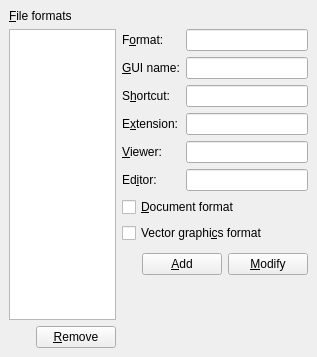
First picture: the form in src/frontends/qt4/ui/QPrefFileformatsUi.ui, repository cburschka/lyx, before the edit.
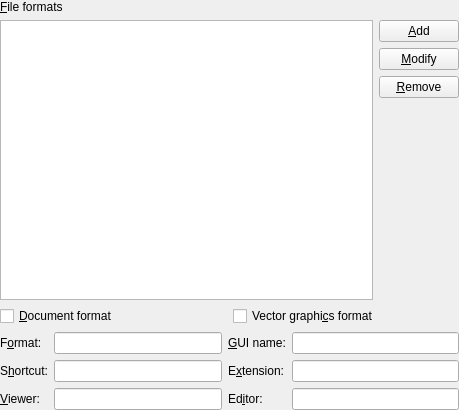
Second picture: the form after the edit.

Commit message: Reorganize dialogs along lines suggested by Abdel to give more room to line edit boxes.

```diff
--- a/src/frontends/qt4/ui/QPrefFileformatsUi.ui
+++ b/src/frontends/qt4/ui/QPrefFileformatsUi.ui
@@ -8,168 +8,21 @@
    <rect>
     <x>0</x>
     <y>0</y>
-    <width>317</width>
-    <height>357</height>
+    <width>459</width>
+    <height>410</height>
    </rect>
   </property>
   <property name="windowTitle" >
    <string/>
   </property>
-  <layout class="QGridLayout" >
+  <layout class="QVBoxLayout" >
    <property name="margin" >
-    <number>9</number>
+    <number>0</number>
    </property>
    <property name="spacing" >
     <number>6</number>
    </property>
-   <item rowspan="5" row="1" column="0" >
-    <widget class="QListWidget" name="formatsLW" />
-   </item>
-   <item row="6" column="0" >
-    <layout class="QHBoxLayout" >
-     <property name="margin" >
-      <number>0</number>
-     </property>
-     <property name="spacing" >
-      <number>6</number>
-     </property>
-     <item>
-      <spacer>
-       <property name="orientation" >
-        <enum>Qt::Horizontal</enum>
-       </property>
-       <property name="sizeHint" >
-        <size>
-         <width>40</width>
-         <height>20</height>
-        </size>
-       </property>
-      </spacer>
-     </item>
-     <item>
-      <widget class="QPushButton" name="formatRemovePB" >
-       <property name="text" >
-        <string>&amp;Remove</string>
-       </property>
-      </widget>
-     </item>
-    </layout>
-   </item>
-   <item row="1" column="1" >
-    <layout class="QGridLayout" >
-     <property name="margin" >
-      <number>0</number>
-     </property>
-     <property name="spacing" >
-      <number>6</number>
-     </property>
-     <item row="4" column="1" >
-      <widget class="QLineEdit" name="viewerED" />
-     </item>
-     <item row="5" column="0" >
-      <widget class="QLabel" name="editorLA" >
-       <property name="text" >
-        <string>Ed&amp;itor:</string>
-       </property>
-       <property name="buddy" >
-        <cstring>editorED</cstring>
-       </property>
-      </widget>
-     </item>
-     <item row="1" column="0" >
-      <widget class="QLabel" name="guiNameLA" >
-       <property name="text" >
-        <string>&amp;GUI name:</string>
-       </property>
-       <property name="buddy" >
-        <cstring>guiNameED</cstring>
-       </property>
-      </widget>
-     </item>
-     <item row="0" column="1" >
-      <widget class="QLineEdit" name="formatED" />
-     </item>
-     <item row="2" column="1" >
-      <widget class="QLineEdit" name="shortcutED" />
-     </item>
-     <item row="3" column="0" >
-      <widget class="QLabel" name="extensionLA" >
-       <property name="text" >
-        <string>E&amp;xtension:</string>
-       </property>
-       <property name="buddy" >
-        <cstring>extensionED</cstring>
-       </property>
-      </widget>
-     </item>
-     <item row="2" column="0" >
-      <widget class="QLabel" name="shortcutLA" >
-       <property name="text" >
-        <string>S&amp;hortcut:</string>
-       </property>
-       <property name="buddy" >
-        <cstring>shortcutED</cstring>
-       </property>
-      </widget>
-     </item>
-     <item row="0" column="0" >
-      <widget class="QLabel" name="formatLA" >
-       <property name="text" >
-        <string>F&amp;ormat:</string>
-       </property>
-       <property name="buddy" >
-        <cstring>formatED</cstring>
-       </property>
-      </widget>
-     </item>
-     <item row="3" column="1" >
-      <widget class="QLineEdit" name="extensionED" />
-     </item>
-     <item row="1" column="1" >
-      <widget class="QLineEdit" name="guiNameED" />
-     </item>
-     <item row="4" column="0" >
-      <widget class="QLabel" name="viewerLA" >
-       <property name="text" >
-        <string>&amp;Viewer:</string>
-       </property>
-       <property name="buddy" >
-        <cstring>viewerED</cstring>
-       </property>
-      </widget>
-     </item>
-     <item row="5" column="1" >
-      <widget class="QLineEdit" name="editorED" />
-     </item>
-    </layout>
-   </item>
-   <item row="3" column="1" >
-    <widget class="QCheckBox" name="vectorCB" >
-     <property name="enabled" >
-      <bool>true</bool>
-     </property>
-     <property name="toolTip" >
-      <string>Tell whether this format can contain vector graphics.</string>
-     </property>
-     <property name="text" >
-      <string>Vector graphi&amp;cs format</string>
-     </property>
-    </widget>
-   </item>
-   <item row="2" column="1" >
-    <widget class="QCheckBox" name="documentCB" >
-     <property name="enabled" >
-      <bool>true</bool>
-     </property>
-     <property name="toolTip" >
-      <string>Tell whether this format is a document format. A document cannot be exported to or viewed in a non-document format.</string>
-     </property>
-     <property name="text" >
-      <string>&amp;Document format</string>
-     </property>
-    </widget>
-   </item>
-   <item row="0" column="0" >
+   <item>
     <widget class="QLabel" name="formatsLA" >
      <property name="text" >
       <string>&amp;File formats</string>
@@ -179,23 +32,7 @@
      </property>
     </widget>
    </item>
-   <item row="5" column="1" >
-    <spacer>
-     <property name="orientation" >
-      <enum>Qt::Vertical</enum>
-     </property>
-     <property name="sizeType" >
-      <enum>QSizePolicy::Expanding</enum>
-     </property>
-     <property name="sizeHint" >
-      <size>
-       <width>129</width>
-       <height>16</height>
-      </size>
-     </property>
-    </spacer>
-   </item>
-   <item row="4" column="1" >
+   <item>
     <layout class="QHBoxLayout" >
      <property name="margin" >
       <number>0</number>
@@ -204,49 +41,205 @@
       <number>6</number>
      </property>
      <item>
-      <spacer>
-       <property name="orientation" >
-        <enum>Qt::Horizontal</enum>
+      <widget class="QListWidget" name="formatsLW" />
+     </item>
+     <item>
+      <layout class="QVBoxLayout" >
+       <property name="margin" >
+        <number>0</number>
        </property>
-       <property name="sizeType" >
-        <enum>QSizePolicy::MinimumExpanding</enum>
+       <property name="spacing" >
+        <number>6</number>
        </property>
-       <property name="sizeHint" >
-        <size>
-         <width>20</width>
-         <height>31</height>
-        </size>
-       </property>
-      </spacer>
+       <item>
+        <widget class="QPushButton" name="formatNewPB" >
+         <property name="text" >
+          <string>&amp;Add</string>
+         </property>
+        </widget>
+       </item>
+       <item>
+        <widget class="QPushButton" name="formatModifyPB" >
+         <property name="text" >
+          <string>&amp;Modify</string>
+         </property>
+        </widget>
+       </item>
+       <item>
+        <widget class="QPushButton" name="formatRemovePB" >
+         <property name="text" >
+          <string>&amp;Remove</string>
+         </property>
+        </widget>
+       </item>
+       <item>
+        <spacer>
+         <property name="orientation" >
+          <enum>Qt::Vertical</enum>
+         </property>
+         <property name="sizeHint" >
+          <size>
+           <width>20</width>
+           <height>40</height>
+          </size>
+         </property>
+        </spacer>
+       </item>
+      </layout>
      </item>
+    </layout>
+   </item>
+   <item>
+    <layout class="QHBoxLayout" >
+     <property name="margin" >
+      <number>0</number>
+     </property>
+     <property name="spacing" >
+      <number>6</number>
+     </property>
      <item>
-      <widget class="QPushButton" name="formatNewPB" >
+      <widget class="QCheckBox" name="documentCB" >
        <property name="text" >
-        <string>&amp;Add</string>
+        <string>&amp;Document format</string>
        </property>
       </widget>
      </item>
      <item>
-      <widget class="QPushButton" name="formatModifyPB" >
+      <widget class="QCheckBox" name="vectorCB" >
        <property name="text" >
-        <string>&amp;Modify</string>
+        <string>Vector graphi&amp;cs format</string>
        </property>
       </widget>
      </item>
     </layout>
    </item>
-   <item row="1" column="2" >
-    <spacer>
-     <property name="orientation" >
-      <enum>Qt::Horizontal</enum>
+   <item>
+    <layout class="QHBoxLayout" >
+     <property name="margin" >
+      <number>0</number>
      </property>
-     <property name="sizeHint" >
-      <size>
-       <width>40</width>
-       <height>20</height>
-      </size>
+     <property name="spacing" >
+      <number>6</number>
      </property>
-    </spacer>
+     <item>
+      <layout class="QVBoxLayout" >
+       <property name="margin" >
+        <number>0</number>
+       </property>
+       <property name="spacing" >
+        <number>6</number>
+       </property>
+       <item>
+        <widget class="QLabel" name="formatLA" >
+         <property name="text" >
+          <string>F&amp;ormat:</string>
+         </property>
+         <property name="buddy" >
+          <cstring>formatED</cstring>
+         </property>
+        </widget>
+       </item>
+       <item>
+        <widget class="QLabel" name="shortcutLA" >
+         <property name="text" >
+          <string>S&amp;hortcut:</string>
+         </property>
+         <property name="buddy" >
+          <cstring>shortcutED</cstring>
+         </property>
+        </widget>
+       </item>
+       <item>
+        <widget class="QLabel" name="viewerLA" >
+         <property name="text" >
+          <string>&amp;Viewer:</string>
+         </property>
+         <property name="buddy" >
+          <cstring>viewerED</cstring>
+         </property>
+        </widget>
+       </item>
+      </layout>
+     </item>
+     <item>
+      <layout class="QVBoxLayout" >
+       <property name="margin" >
+        <number>0</number>
+       </property>
+       <property name="spacing" >
+        <number>6</number>
+       </property>
+       <item>
+        <widget class="QLineEdit" name="formatED" />
+       </item>
+       <item>
+        <widget class="QLineEdit" name="shortcutED" />
+       </item>
+       <item>
+        <widget class="QLineEdit" name="viewerED" />
+       </item>
+      </layout>
+     </item>
+     <item>
+      <layout class="QVBoxLayout" >
+       <property name="margin" >
+        <number>0</number>
+       </property>
+       <property name="spacing" >
+        <number>6</number>
+       </property>
+       <item>
+        <widget class="QLabel" name="guiNameLA" >
+         <property name="text" >
+          <string>&amp;GUI name:</string>
+         </property>
+         <property name="buddy" >
+          <cstring>guiNameED</cstring>
+         </property>
+        </widget>
+       </item>
+       <item>
+        <widget class="QLabel" name="extensionLA" >
+         <property name="text" >
+          <string>E&amp;xtension:</string>
+         </property>
+         <property name="buddy" >
+          <cstring>extensionED</cstring>
+         </property>
+        </widget>
+       </item>
+       <item>
+        <widget class="QLabel" name="editorLA" >
+         <property name="text" >
+          <string>Ed&amp;itor:</string>
+         </property>
+         <property name="buddy" >
+          <cstring>editorED</cstring>
+         </property>
+        </widget>
+       </item>
+      </layout>
+     </item>
+     <item>
+      <layout class="QVBoxLayout" >
+       <property name="margin" >
+        <number>0</number>
+       </property>
+       <property name="spacing" >
+        <number>6</number>
+       </property>
+       <item>
+        <widget class="QLineEdit" name="guiNameED" />
+       </item>
+       <item>
+        <widget class="QLineEdit" name="extensionED" />
+       </item>
+       <item>
+        <widget class="QLineEdit" name="editorED" />
+       </item>
+      </layout>
+     </item>
+    </layout>
    </item>
   </layout>
  </widget>
```
Left out of the diff: 15 changed lines with no effect on the pictures. The commit also changes 1 other file.
